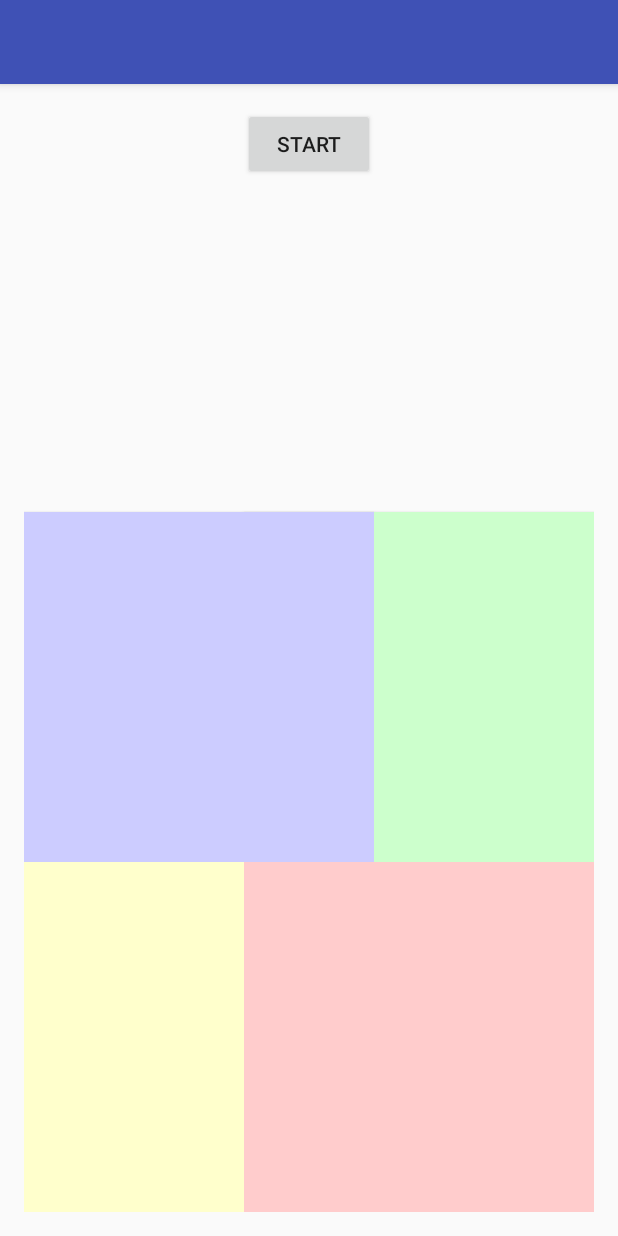
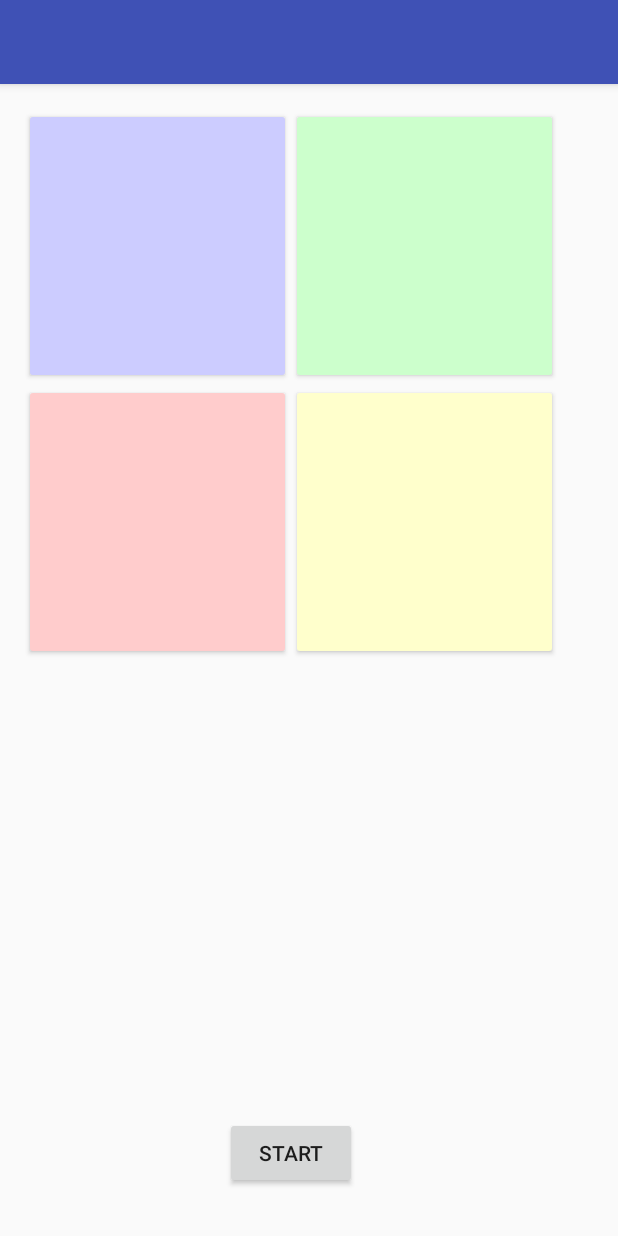
Before and after one commit to 19julio94/SimonSay, an Android app: the screen it shows after launch (MainActivity), on a phone screen of 412 x 824 dp. Run offline under Robolectric (Android 15) with nearby library versions, the phone set to English and light mode, and no system bars.

Commit message:
Corregidos posicionamiento botones y añadidos en un gridlayout

```diff
--- a/app/build.gradle
+++ b/app/build.gradle
@@ -2,7 +2,7 @@ apply plugin: 'com.android.application'
 
 android {
     compileSdkVersion 24
-    buildToolsVersion "24.0.2"
+    buildToolsVersion '25'
     defaultConfig {
         applicationId "com.example.jules.simonsay"
         minSdkVersion 15
--- a/app/src/main/res/layout/activity_main.xml
+++ b/app/src/main/res/layout/activity_main.xml
@@ -2,7 +2,7 @@
 <RelativeLayout xmlns:android="http://schemas.android.com/apk/res/android"
     xmlns:tools="http://schemas.android.com/tools"
     android:id="@+id/activity_main"
-    android:layout_width="match_parent"
+    android:layout_width="wrap_content"
     android:layout_height="match_parent"
     android:paddingBottom="@dimen/activity_vertical_margin"
     android:paddingLeft="@dimen/activity_horizontal_margin"
@@ -10,48 +10,76 @@
     android:paddingTop="@dimen/activity_vertical_margin"
     tools:context="com.example.jules.simonsay.MainActivity">
 
+
+
+    <GridLayout
+        android:layout_width="356dp"
+        android:layout_height="368dp"
+        android:rowCount="2"
+        android:columnCount="2"
+        android:layout_alignParentLeft="true"
+        android:layout_alignParentStart="true">
+
+        <Button
+
+            android:layout_width="178dp"
+            android:layout_height="184dp"
+            android:layout_alignParentTop="true"
+            android:layout_centerHorizontal="true"
+            android:id="@+id/b_azul"
+            android:layout_row="0"
+            android:layout_column="0"
+
+            android:backgroundTint="@color/azulApagado" />
+
+        <Button
+
+            android:layout_width="178dp"
+            android:layout_height="184dp"
+            android:id="@+id/b_amarillo"
+            android:layout_above="@+id/gridLayout"
+            android:layout_alignParentLeft="true"
+            android:layout_alignParentStart="true"
+            android:layout_row="1"
+            android:layout_column="1"
+            android:backgroundTint="@color/amarilloApagado" />
+
+        <Button
+
+            android:layout_width="178dp"
+            android:layout_height="184dp"
+            android:layout_alignParentTop="true"
+            android:layout_centerHorizontal="true"
+            android:id="@+id/b_verde"
+            android:layout_row="0"
+            android:layout_column="1"
+            android:backgroundTint="@color/verdeApagado" />
+
+        <Button
+
+            android:layout_width="178dp"
+            android:layout_height="184dp"
+            android:id="@+id/b_rojo"
+            android:layout_above="@+id/gridLayout"
+            android:layout_alignParentLeft="true"
+            android:layout_alignParentStart="true"
+            android:layout_marginBottom="133dp"
+            android:layout_row="1"
+            android:layout_column="0"
+            android:backgroundTint="@color/rojoApagado" />
+
+    </GridLayout>
+
     <Button
         android:text="START"
         android:layout_width="wrap_content"
         android:layout_height="wrap_content"
-        android:layout_alignParentTop="true"
+        android:id="@+id/start"
+        android:layout_alignParentBottom="true"
         android:layout_centerHorizontal="true"
-        android:onClick="empezar"
-        android:id="@+id/start" />
+        android:layout_marginBottom="15dp"
+        android:onClick="Clickar"
+        />
 
-    <Button
-        android:layout_width="350px"
-        android:layout_height="350px"
-        android:id="@+id/b_amarillo"
-        android:background="@color/amarilloApagado"
-        android:layout_alignParentBottom="true"
-        android:layout_toLeftOf="@+id/b_rojo"
-        android:layout_toStartOf="@+id/b_rojo" />
 
-    <Button
-        android:layout_width="350px"
-        android:layout_height="350px"
-        android:id="@+id/b_rojo"
-        android:background="@color/rojoApagado"
-        android:layout_alignParentBottom="true"
-        android:layout_alignParentRight="true"
-        android:layout_alignParentEnd="true" />
-
-    <Button
-        android:layout_width="350px"
-        android:layout_height="350px"
-        android:id="@+id/b_verde"
-        android:background="@color/verdeApagado"
-        android:layout_above="@+id/b_amarillo"
-        android:layout_alignParentRight="true"
-        android:layout_alignParentEnd="true" />
-
-    <Button
-        android:layout_width="350px"
-        android:layout_height="350px"
-        android:id="@+id/b_azul"
-        android:background="@color/azulApagado"
-        android:layout_above="@+id/b_amarillo"
-        android:layout_alignLeft="@+id/b_amarillo"
-        android:layout_alignStart="@+id/b_amarillo" />
 </RelativeLayout>
--- a/build.gradle
+++ b/build.gradle
@@ -5,7 +5,7 @@ buildscript {
         jcenter()
     }
     dependencies {
-        classpath 'com.android.tools.build:gradle:2.2.0'
+        classpath 'com.android.tools.build:gradle:2.2.1'
 
         // NOTE: Do not place your application dependencies here; they belong
         // in the individual module build.gradle files
```
Also changed, not shown: 1 other file.
